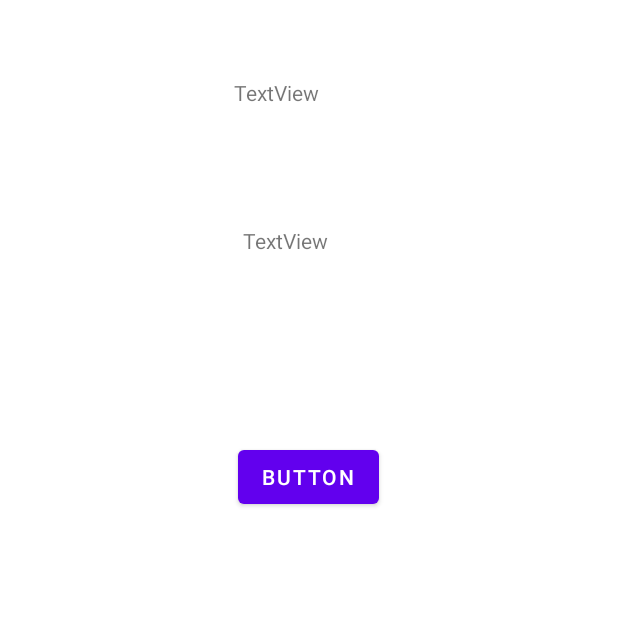
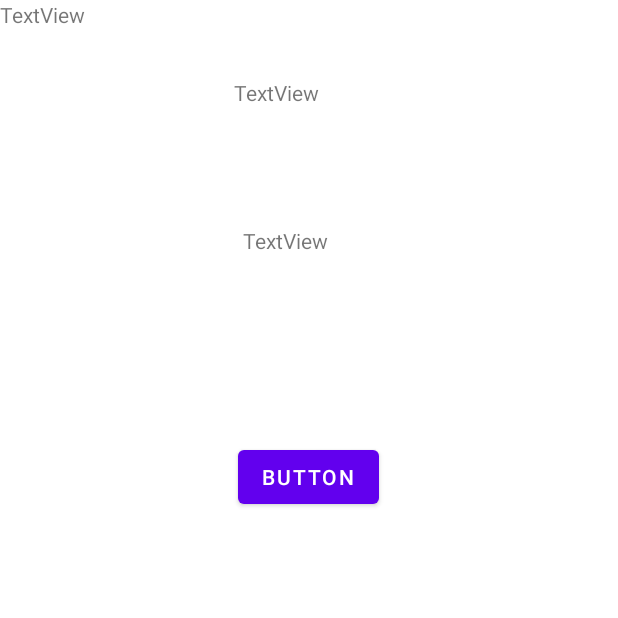
Before and after one commit to chrispharaoh/ASP-Tracker, an Android app: the LocateCoodinates screen opened directly, with no data from a screen before it, on a phone screen of 412 x 824 dp, the top half of it. Run offline under Robolectric (Android 15) with nearby library versions, the light colour scheme and no system bars.

Commit message:
small changes

```diff
--- a/app/src/main/AndroidManifest.xml
+++ b/app/src/main/AndroidManifest.xml
@@ -17,7 +17,9 @@
         android:theme="@style/Theme.ASPTracker"
         android:usesCleartextTraffic="true">
         <activity android:name=".Home"></activity>
-        <activity android:name=".LocateCoodinates"></activity>
+        <activity android:name=".LocateCoodinates">
+
+        </activity>
         <activity
             android:name=".MyLocation"
             android:theme="@style/Theme.Design.Light.NoActionBar" />
--- a/app/src/main/java/com/example/asptracker/LocateCoodinates.java
+++ b/app/src/main/java/com/example/asptracker/LocateCoodinates.java
@@ -11,12 +11,14 @@ import android.widget.TextView;
 public class LocateCoodinates extends AppCompatActivity {
     public static final String SHARED_PREFS = "sharedPrefs";
     public static final String EMAIL = "email";
-    public static final String PHONE = "phone";
+    public static final String USERNAME = "username";
+    public static final String FULLNAME = "fullname";
+    public static final String PASSWORD = "password";
     public static final String SEQUENCY = "sequency";
-    private String text1, text2,text3;
+    private String text1, text2,text3, text4;
 
     Button button1;
-    TextView view1, view2, view3;
+    TextView view1, view2, view3,view4;
 
     @Override
     protected void onCreate(Bundle savedInstanceState) {
@@ -27,6 +29,7 @@ public class LocateCoodinates extends AppCompatActivity {
         view1 = findViewById(R.id.formail);
         view2 = findViewById(R.id.forphone);
         view3 =  findViewById(R.id.select);
+        view4 =  findViewById(R.id.textView7);
 
 
         button1.setOnClickListener(new View.OnClickListener() {
@@ -34,11 +37,13 @@ public class LocateCoodinates extends AppCompatActivity {
             public void onClick(View v) {
                 SharedPreferences sharedPreferences = getSharedPreferences(SHARED_PREFS, MODE_PRIVATE);
                 text1 = sharedPreferences.getString(EMAIL, "");
-                text2 = sharedPreferences.getString(PHONE, "");
-                text3 = sharedPreferences.getString(SEQUENCY, "");
+                text2 = sharedPreferences.getString(FULLNAME, "");
+                text3 = sharedPreferences.getString(PASSWORD, "");
+                text4 = sharedPreferences.getString(USERNAME, "");
                 view1.setText(text1);
                 view2.setText(text2);
                 view3.setText(text3);
+                view4.setText(text4);
             }
         });
     }
--- a/app/src/main/res/layout/activity_locate_coodinates.xml
+++ b/app/src/main/res/layout/activity_locate_coodinates.xml
@@ -62,4 +62,12 @@
         app:layout_constraintEnd_toEndOf="parent"
         app:layout_constraintStart_toStartOf="parent"
         app:layout_constraintTop_toBottomOf="@+id/btn2" />
+
+    <TextView
+        android:id="@+id/textView7"
+        android:layout_width="wrap_content"
+        android:layout_height="wrap_content"
+        android:text="TextView"
+        tools:layout_editor_absoluteX="174dp"
+        tools:layout_editor_absoluteY="176dp" />
 </androidx.constraintlayout.widget.ConstraintLayout>
--- a/app/src/main/res/layout/activity_log_in.xml
+++ b/app/src/main/res/layout/activity_log_in.xml
@@ -120,4 +120,7 @@
         app:srcCompat="@drawable/d1dc06537bfe47039474deb324382674" />
 
 
+
+
+
 </androidx.constraintlayout.widget.ConstraintLayout>
```
Also changed, not shown: app/src/main/java/com/example/asptracker/LogIn.java (+18 -7 lines), app/src/main/java/com/example/asptracker/SignUp.java (+7 -0 lines).
